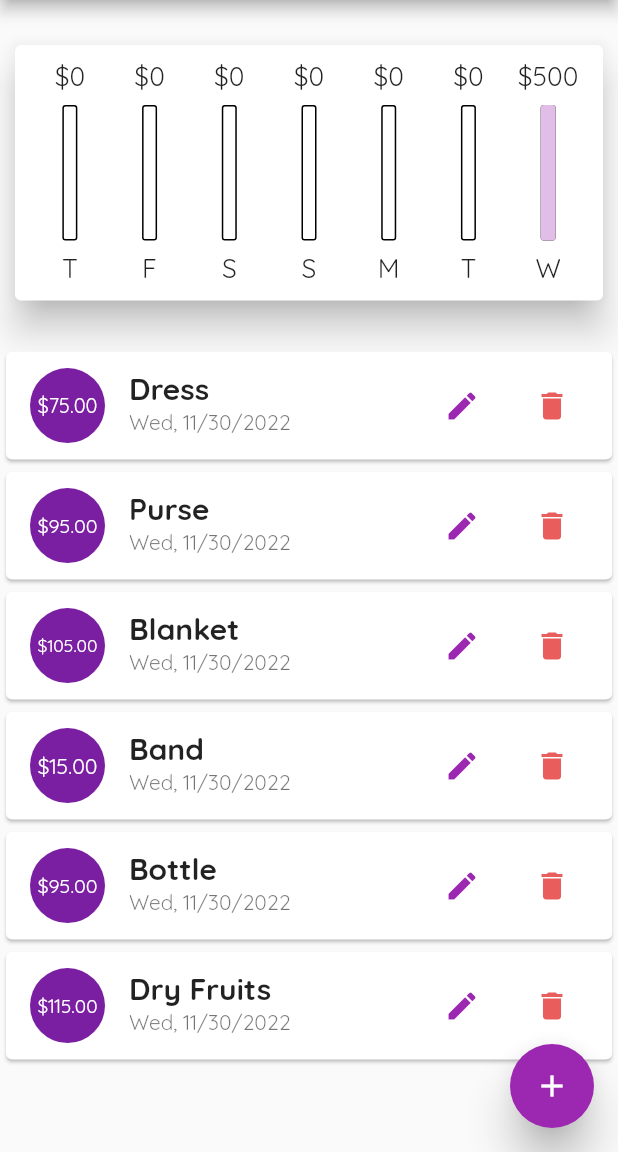
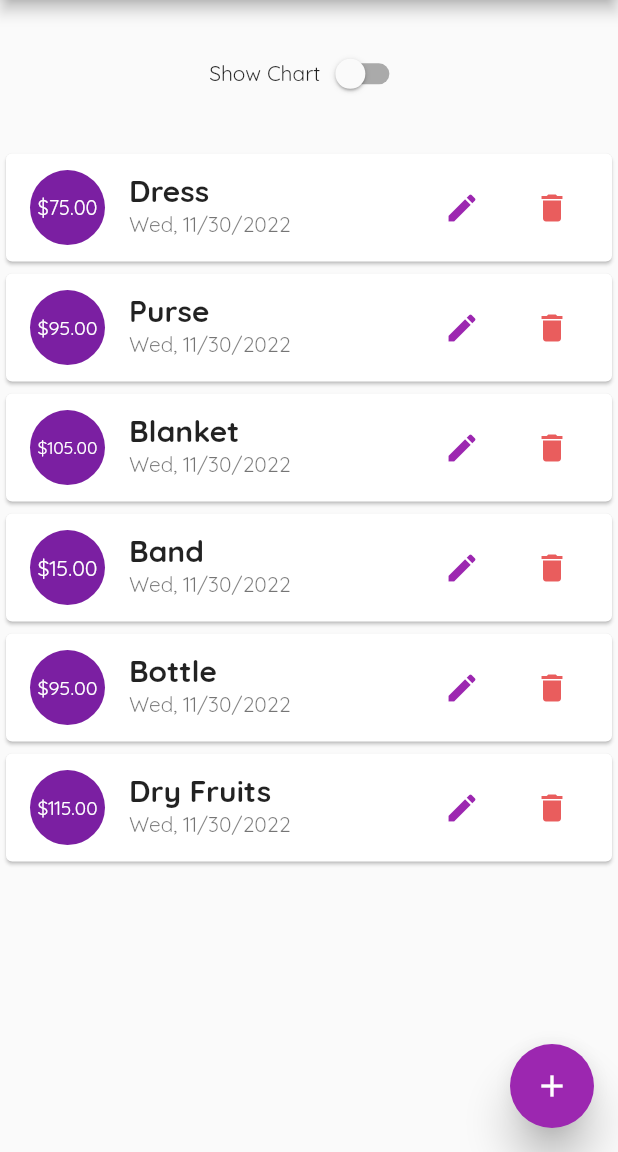
Before and after one commit to nayyyhaa/flutter-expense-app, a Flutter app: the screen it shows after launch, after a tap on the "delete" icon, on a phone screen of 412 x 824 dp, the part 84-1236 px from its top. Run offline on Flutter 3.47's test engine with Material 2 defaults, Android fonts, the phone set to English and light mode, and no system bars.

Commit message:
style: responsiveness in landscape

```diff
--- a/lib/main.dart
+++ b/lib/main.dart
@@ -77,6 +77,8 @@ class MyHomePageState extends State<MyHomePage> {
     ),
   ];
 
+  var _isChartVisible = false;
+
   void addNewTransaction(String titleTx, double amountTx, selectedDate) {
     final newTransaction = Transaction(
         id: DateTime.now().toString(),
@@ -127,18 +129,39 @@ class MyHomePageState extends State<MyHomePage> {
       body: Column(
         children: <Widget>[
           Container(
-            height: (MediaQuery.of(context).size.height -
-                    appBar.preferredSize.height -
-                    MediaQuery.of(context).padding.top) *
-                0.3,
-            child: Chart(_recentTransactions),
-          ),
-          Container(
               height: (MediaQuery.of(context).size.height -
                       appBar.preferredSize.height -
                       MediaQuery.of(context).padding.top) *
-                  0.7,
-              child: TransactionList(_userTransactions, deleteTransaction)),
+                  0.05,
+              margin: EdgeInsets.symmetric(vertical: 30, horizontal: 10),
+              child: Row(
+                mainAxisAlignment: MainAxisAlignment.center,
+                crossAxisAlignment: CrossAxisAlignment.center,
+                children: [
+                  Text('Show Chart'),
+                  Switch(
+                      value: _isChartVisible,
+                      onChanged: (val) {
+                        setState(() {
+                          _isChartVisible = val;
+                        });
+                      })
+                ],
+              )),
+          _isChartVisible
+              ? Container(
+                  height: (MediaQuery.of(context).size.height -
+                          appBar.preferredSize.height -
+                          MediaQuery.of(context).padding.top) *
+                      0.7,
+                  child: Chart(_recentTransactions),
+                )
+              : Container(
+                  height: (MediaQuery.of(context).size.height -
+                          appBar.preferredSize.height -
+                          MediaQuery.of(context).padding.top) *
+                      0.65,
+                  child: TransactionList(_userTransactions, deleteTransaction)),
         ],
       ),
       floatingActionButton: FloatingActionButton(
--- a/lib/widgets/chart.dart
+++ b/lib/widgets/chart.dart
@@ -37,7 +37,7 @@ class Chart extends StatelessWidget {
       elevation: 10,
       margin: EdgeInsets.symmetric(vertical: 30, horizontal: 10),
       child: Container(
-        padding: EdgeInsets.all(10),
+        padding: EdgeInsets.all(20),
         child: Row(
           mainAxisAlignment: MainAxisAlignment.spaceEvenly,
           children: groupedTransactionsValue.map((txn) {
--- a/lib/widgets/transaction_list.dart
+++ b/lib/widgets/transaction_list.dart
@@ -12,7 +12,8 @@ class TransactionList extends StatelessWidget {
   @override
   Widget build(BuildContext context) {
     return transactions.isEmpty
-        ? Column(
+        ? LayoutBuilder(builder: (BuildContext ctx, constraints) {
+            return Column(
               children: <Widget>[
                 Text(
                   "No transactions made yet!",
@@ -24,11 +25,12 @@ class TransactionList extends StatelessWidget {
                   height: 20,
                 ),
                 Container(
-                  height: 200,
+                    height: constraints.maxHeight * 0.6,
                     child: Image.asset('assets/images/waiting.png',
                         fit: BoxFit.cover))
               ],
-          )
+            );
+          })
         : ListView.builder(
             itemBuilder: (context, index) {
               return Card(
```
Lines whose indentation alone changed are shown as unchanged.
